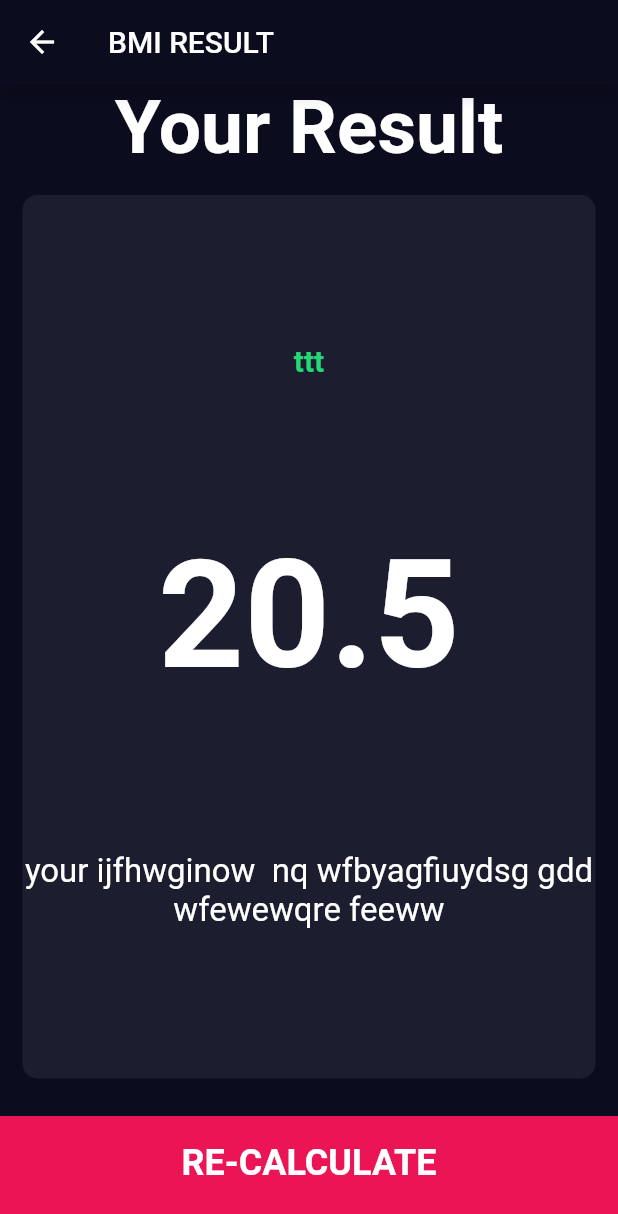
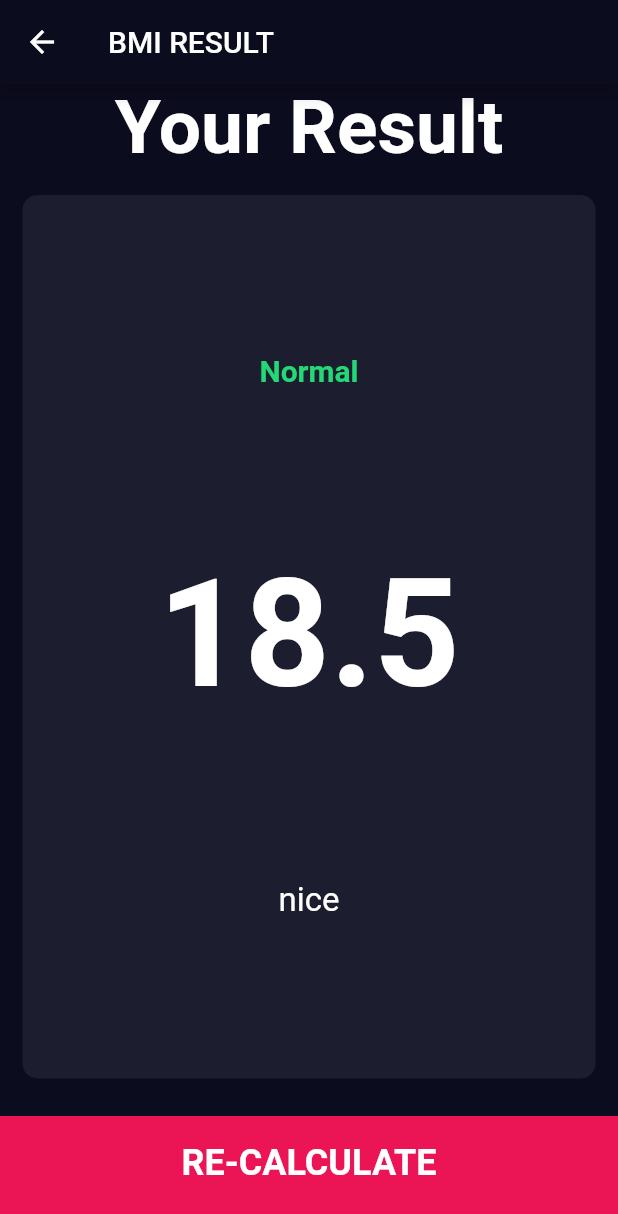
Before and after one commit to thepirateboy/bmi_calculator, a Flutter app: the screen it shows after launch, after a tap on "CALCULATE", on a phone screen of 412 x 824 dp. Shown: the top 1214 px of the screen. Run offline on Flutter 3.47's test engine with Material 2 defaults, Android fonts, the phone set to English and light mode, and no system bars; our stand-ins replace font_awesome_flutter.

Commit message:
Stable ver.

```diff
--- a/lib/Pages/InputPage.dart
+++ b/lib/Pages/InputPage.dart
@@ -1,3 +1,4 @@
+import 'package:bmi_calculator/Pages/ResultPage.dart';
 import 'package:flutter/material.dart';
 import 'package:font_awesome_flutter/font_awesome_flutter.dart';
 import 'package:bmi_calculator/Components/IconContent.dart';
@@ -5,6 +6,7 @@ import 'package:bmi_calculator/Components/MyContainer.dart';
 import 'package:bmi_calculator/Components/Constants.dart';
 import 'package:bmi_calculator/Components/RoundButton.dart';
 import 'package:bmi_calculator/Components/BottomBar.dart';
+import 'package:bmi_calculator/TheCalculator.dart';
 
 enum Gender {
   male,
@@ -248,7 +250,17 @@ class _InputPageState extends State<InputPage> {
           ),
           bottomBar(
             onTap: () {
-              Navigator.pushNamed(context, '/result');
+              //Navigator.pushNamed(context, '/result');
+              TheCalculator cal = TheCalculator(weight: weight, height: height);
+              Navigator.push(
+                context,
+                MaterialPageRoute(
+                  builder: (context) => ResultPage(
+                      bmiResultNumber: cal.calculateBMI(),
+                      bmiResultText: cal.getResult(),
+                      bmiResultDiagnose: cal.getDiagnose()),
+                ),
+              );
             },
             myText: "CALCULATE",
           ),
--- a/lib/Pages/ResultPage.dart
+++ b/lib/Pages/ResultPage.dart
@@ -4,8 +4,18 @@ import 'package:bmi_calculator/Components/IconContent.dart';
 import 'package:bmi_calculator/Components/MyContainer.dart';
 import 'package:bmi_calculator/Components/Constants.dart';
 import 'package:bmi_calculator/Components/BottomBar.dart';
+import 'package:bmi_calculator/TheCalculator.dart';
 
 class ResultPage extends StatelessWidget {
+  final String bmiResultNumber;
+  final String bmiResultText;
+  final String bmiResultDiagnose;
+
+  ResultPage(
+      {required this.bmiResultNumber,
+      required this.bmiResultText,
+      required this.bmiResultDiagnose});
+
   @override
   Widget build(BuildContext context) {
     return Scaffold(
@@ -33,15 +43,15 @@ class ResultPage extends StatelessWidget {
                 mainAxisAlignment: MainAxisAlignment.spaceEvenly,
                 children: [
                   Text(
-                    "ttt",
+                    bmiResultText,
                     style: c_ResultConclusionStyle,
                   ),
                   Text(
-                    "20.5",
+                    bmiResultNumber,
                     style: c_BmiStyle,
                   ),
                   Text(
-                    "your ijfhwginow  nq wfbyagfiuydsg gdd wfewewqre feeww",
+                    bmiResultDiagnose,
                     textAlign: TextAlign.center,
                     style: c_DiagnoseStyle,
                   )
--- /dev/null
+++ b/lib/TheCalculator.dart
@@ -0,0 +1,34 @@
+import 'dart:math';
+
+class TheCalculator {
+  final weight;
+  final height;
+  late double _bmi;
+
+  TheCalculator({required this.weight, required this.height});
+
+  String calculateBMI() {
+    _bmi = weight / pow(height / 100, 2);
+    return _bmi.toStringAsFixed(1);
+  }
+
+  String getResult() {
+    if (_bmi >= 25) {
+      return "Overweight";
+    } else if (_bmi > 18.5) {
+      return "Normal";
+    } else {
+      return "Underweight";
+    }
+  }
+
+  String getDiagnose() {
+    if (_bmi >= 25) {
+      return "diet!";
+    } else if (_bmi > 18.5) {
+      return "nice";
+    } else {
+      return "eat more!";
+    }
+  }
+}
--- a/lib/main.dart
+++ b/lib/main.dart
@@ -31,7 +31,7 @@ class BMICalculator extends StatelessWidget {
       ),
       routes: {
         '/': (context) => InputPage(),
-        '/result': (context) => ResultPage(),
+        //'/result': (context) => ResultPage(),
       },
     );
   }
```
